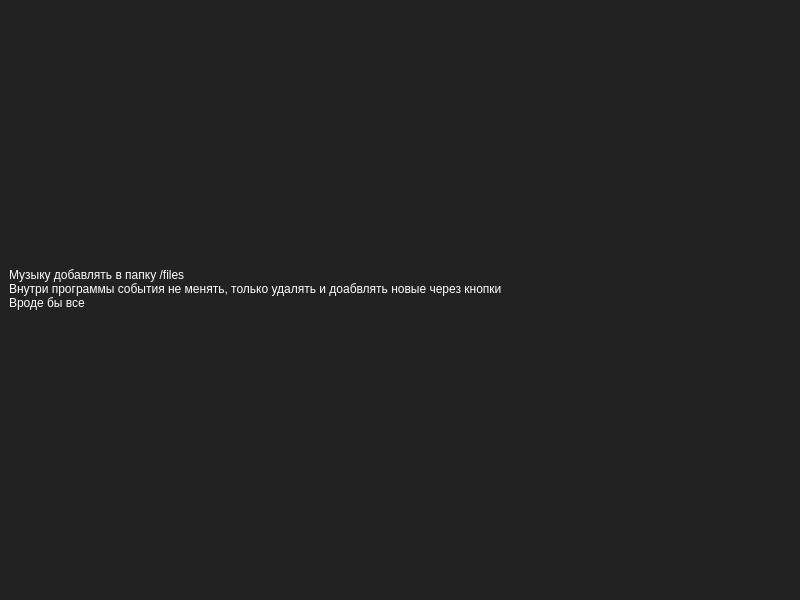
Before: the Qt Designer form uis/faq.ui in dmhd6219/JoJoOrganizer, drawn with Qt 5.
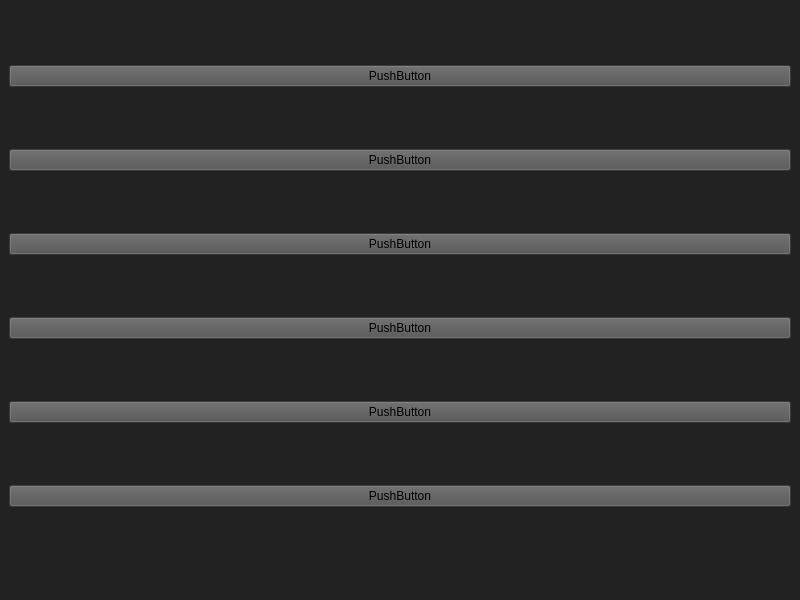
After: the same form once the commit is applied.

```diff
--- a/uis/faq.ui
+++ b/uis/faq.ui
@@ -23,16 +23,58 @@
    <string notr="true">QWidget{
 	background-color:rgb(34, 34, 34);
 	color:white;
+}
+
+QPushButton{
+	background-color: rgb(83, 83, 83);
+	color:black;
+}
+
+QPushButton:hover{
+	background-color:rgb(52, 52, 52)
 }</string>
   </property>
   <widget class="QWidget" name="centralwidget">
-   <layout class="QHBoxLayout" name="horizontalLayout">
+   <layout class="QVBoxLayout" name="verticalLayout">
     <item>
-     <widget class="QLabel" name="label">
+     <widget class="QPushButton" name="pushButton">
       <property name="text">
-       <string>Музыку добавлять в папку /files
-Внутри программы события не менять, только удалять и доабвлять новые через кнопки
-Вроде бы все</string>
+       <string>PushButton</string>
+      </property>
+     </widget>
+    </item>
+    <item>
+     <widget class="QPushButton" name="pushButton_3">
+      <property name="text">
+       <string>PushButton</string>
+      </property>
+     </widget>
+    </item>
+    <item>
+     <widget class="QPushButton" name="pushButton_4">
+      <property name="text">
+       <string>PushButton</string>
+      </property>
+     </widget>
+    </item>
+    <item>
+     <widget class="QPushButton" name="pushButton_2">
+      <property name="text">
+       <string>PushButton</string>
+      </property>
+     </widget>
+    </item>
+    <item>
+     <widget class="QPushButton" name="pushButton_5">
+      <property name="text">
+       <string>PushButton</string>
+      </property>
+     </widget>
+    </item>
+    <item>
+     <widget class="QPushButton" name="pushButton_6">
+      <property name="text">
+       <string>PushButton</string>
       </property>
      </widget>
     </item>
```
